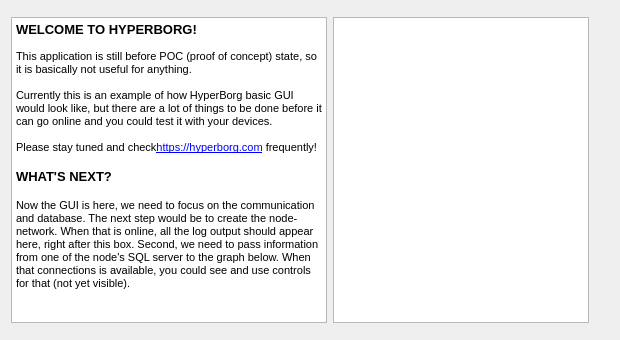
hyperborg/hyperborg, file node/hud.ui: the form before one commit.
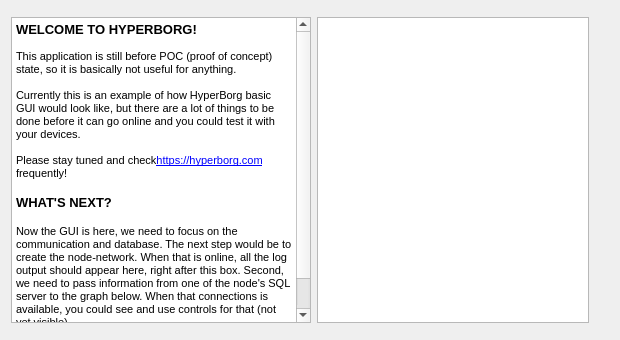
The form after the commit. Custom widgets are drawn as their Qt base class.

```diff
--- a/node/hud.ui
+++ b/node/hud.ui
@@ -26,7 +26,7 @@
      <item>
       <layout class="QVBoxLayout" name="verticalLayout_2">
        <item>
-        <layout class="QGridLayout" name="maingridlayout" rowstretch="0" columnstretch="1,0">
+        <layout class="QGridLayout" name="maingridlayout" rowstretch="0" columnstretch="1,1">
          <item row="0" column="0">
           <widget class="QTextBrowser" name="whatsnews">
            <property name="sizePolicy">
```
